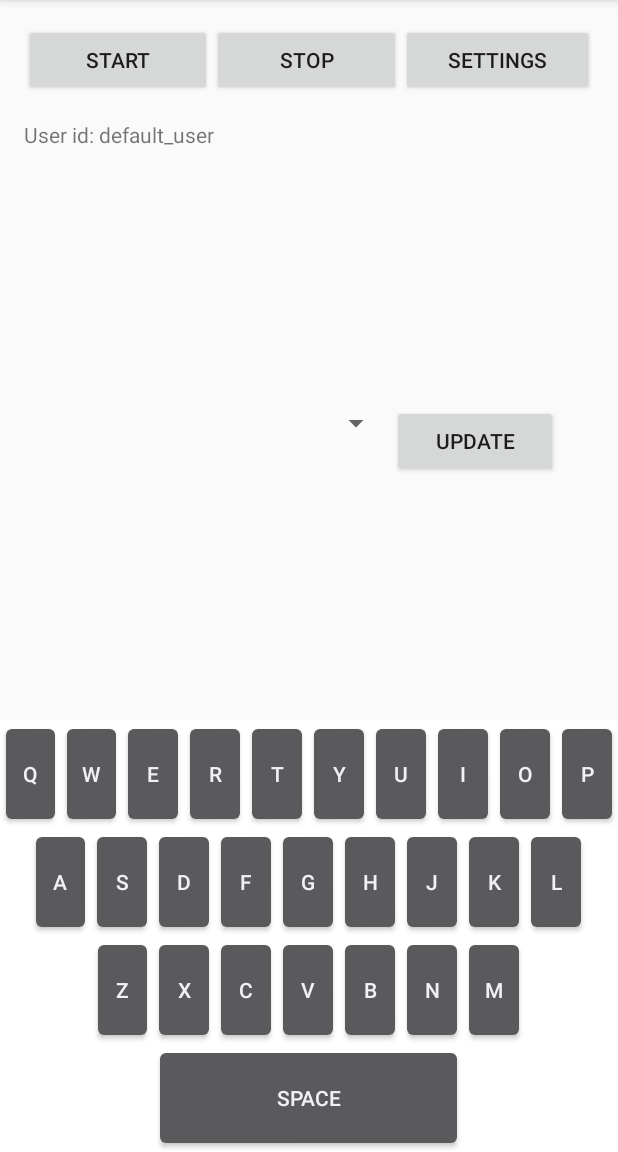
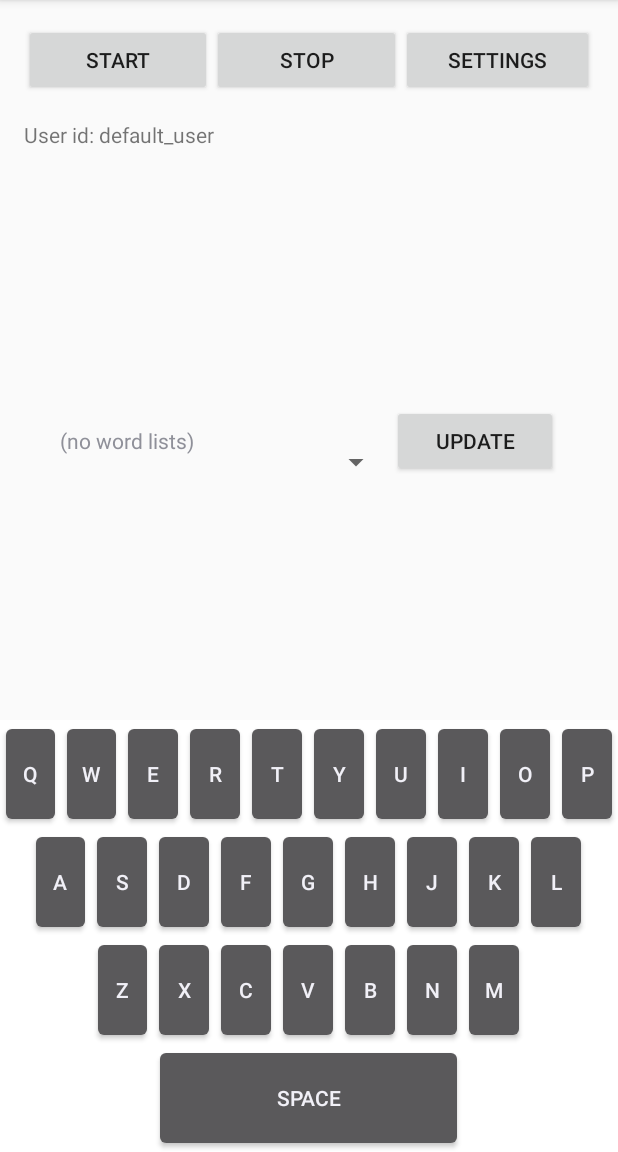
Before and after one commit to dawidm/ttkeyboard, an Android app: the screen it shows after launch (TestSessionActivity), after a tap on "START", on a phone screen of 412 x 824 dp, the part 84-1236 px from its top. Run offline under Robolectric (Android 15) with nearby library versions, the phone set to English and light mode, and no system bars.

Commit message:
wordlist spinner: text when empty

```diff
--- a/app/src/main/java/com/example/taptimingkeyboard/activity/TestSessionActivity.java
+++ b/app/src/main/java/com/example/taptimingkeyboard/activity/TestSessionActivity.java
@@ -84,6 +84,9 @@ public class TestSessionActivity extends AppCompatActivity {
             }
         });
         listsSpinner=findViewById(R.id.lists_spinner);
+        ArrayList<String> emptySpinnerArray = new ArrayList<>(1);
+        emptySpinnerArray.add("(no word lists)");
+        listsSpinner.setAdapter(new ArrayAdapter<>(getApplicationContext(),R.layout.support_simple_spinner_dropdown_item,emptySpinnerArray));
         updateButton=findViewById(R.id.update_button);
         updateButton.setOnClickListener(new View.OnClickListener() {
             @Override
@@ -122,11 +125,11 @@ public class TestSessionActivity extends AppCompatActivity {
     }
 
     private void prepareStartSession() {
-        final WordLists.WordList wordList = ((WordLists.WordList)listsSpinner.getSelectedItem());
-        if(wordList==null) {
+        if(listsSpinner.getSelectedItem()==null || !(listsSpinner.getSelectedItem() instanceof WordLists.WordList)) {
             Toast.makeText(getApplicationContext(),"no wordlist selected",Toast.LENGTH_LONG).show();
             return;
         }
+        final WordLists.WordList wordList = ((WordLists.WordList)listsSpinner.getSelectedItem());
         sessionStartButton.setClickable(false);
         sessionStopButton.setClickable(true);
         listLinearLayout.setVisibility(View.INVISIBLE);
@@ -287,8 +290,9 @@ public class TestSessionActivity extends AppCompatActivity {
 
     private void loadWordLists() {
         String wordlistJson = PreferenceManager.getDefaultSharedPreferences(getApplicationContext()).getString("wordlistsJson","");
-        if(wordlistJson=="")
+        if(wordlistJson=="") {
             return;
+        }
         WordLists wordLists = new Gson().fromJson(wordlistJson, WordLists.class);
         ArrayList<WordLists.WordList> lists = new ArrayList<>();
         Iterator<WordLists.WordList> it = wordLists.getLists().iterator();
```
